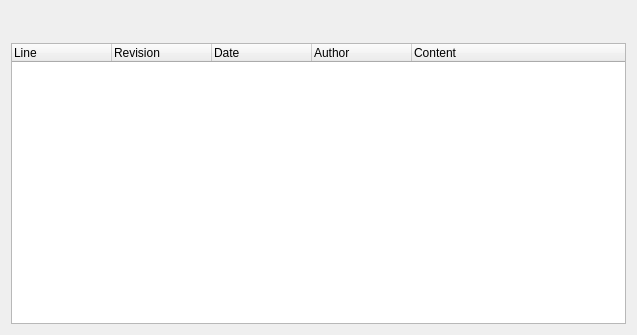
Old version of the form src/svnfrontend/blamedisplay.ui in the repository KDE/kdesvn.
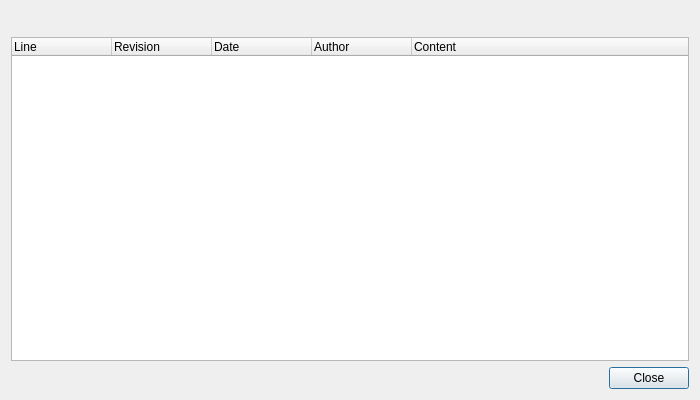
New version of the form. Custom widgets are drawn as their Qt base class.

Commit message: Port BlameDisplay to QDialog

```diff
--- a/src/svnfrontend/blamedisplay.ui
+++ b/src/svnfrontend/blamedisplay.ui
@@ -1,17 +1,20 @@
 <?xml version="1.0" encoding="UTF-8"?>
 <ui version="4.0">
  <class>BlameDisplay</class>
- <widget class="QWidget" name="BlameDisplay">
+ <widget class="QDialog" name="BlameDisplay">
   <property name="geometry">
    <rect>
     <x>0</x>
     <y>0</y>
-    <width>637</width>
-    <height>335</height>
+    <width>700</width>
+    <height>400</height>
    </rect>
   </property>
-  <layout class="QVBoxLayout" name="verticalLayout">
-   <item>
+  <layout class="QGridLayout" name="gridLayout">
+   <item row="0" column="0">
+    <widget class="KTreeWidgetSearchLineWidget" name="m_TreeSearch"/>
+   </item>
+   <item row="0" column="1">
     <widget class="EncodingSelector_impl" name="m_encodingSel" native="true">
      <property name="minimumSize">
       <size>
@@ -21,10 +24,7 @@
      </property>
     </widget>
    </item>
-   <item>
-    <widget class="KTreeWidgetSearchLineWidget" name="m_TreeSearch"/>
-   </item>
-   <item>
+   <item row="1" column="0" colspan="2">
     <widget class="QTreeWidget" name="m_BlameTree">
      <property name="contextMenuPolicy">
       <enum>Qt::ActionsContextMenu</enum>
@@ -62,6 +62,13 @@
      </column>
     </widget>
    </item>
+   <item row="2" column="0" colspan="2">
+    <widget class="QDialogButtonBox" name="buttonBox">
+     <property name="standardButtons">
+      <set>QDialogButtonBox::Close</set>
+     </property>
+    </widget>
+   </item>
   </layout>
  </widget>
  <layoutdefault spacing="6" margin="11"/>
```
Left out of the diff: 39 changed lines with no effect on the pictures. The commit also changes 4 other files.
